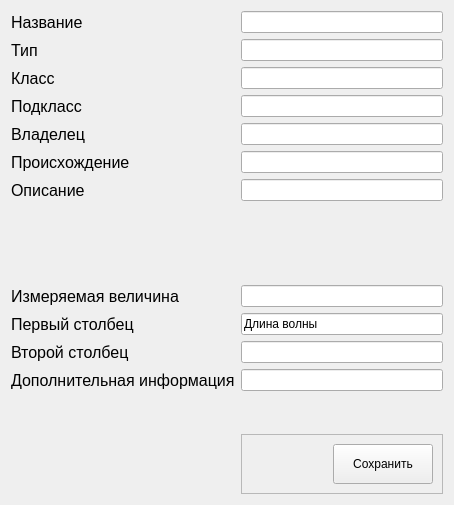
Old version of the form Peleng/SpectralLibPlugin/CreateSpectr.ui in the repository remsens/Peleng.
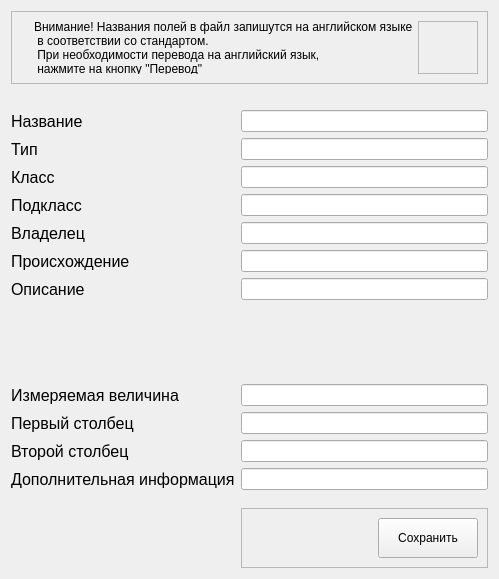
New version of the form. Icons and pictures are not drawn.

Commit message: Добавлено приведение к одному формату спектральных библиотек. Осуществлена возможность перевода названий полей

Patch:
```diff
--- a/Peleng/SpectralLibPlugin/CreateSpectr.ui
+++ b/Peleng/SpectralLibPlugin/CreateSpectr.ui
@@ -6,8 +6,8 @@
    <rect>
     <x>0</x>
     <y>0</y>
-    <width>454</width>
-    <height>505</height>
+    <width>499</width>
+    <height>560</height>
    </rect>
   </property>
   <property name="windowTitle">
@@ -21,7 +21,121 @@
    <enum>Qt::LeftToRight</enum>
   </property>
   <layout class="QFormLayout" name="formLayout">
-   <item row="0" column="0">
+   <item row="0" column="0" colspan="2">
+    <widget class="QFrame" name="frame_2">
+     <property name="minimumSize">
+      <size>
+       <width>60</width>
+       <height>73</height>
+      </size>
+     </property>
+     <property name="frameShape">
+      <enum>QFrame::StyledPanel</enum>
+     </property>
+     <property name="frameShadow">
+      <enum>QFrame::Raised</enum>
+     </property>
+     <layout class="QHBoxLayout" name="horizontalLayout_2">
+      <item>
+       <widget class="QLabel" name="label_4">
+        <property name="maximumSize">
+         <size>
+          <width>42</width>
+          <height>42</height>
+         </size>
+        </property>
+        <property name="text">
+         <string/>
+        </property>
+        <property name="pixmap">
+         <pixmap resource="resources.qrc">:/pic/icons/attantion.png</pixmap>
+        </property>
+        <property name="scaledContents">
+         <bool>true</bool>
+        </property>
+       </widget>
+      </item>
+      <item>
+       <widget class="QLabel" name="label">
+        <property name="minimumSize">
+         <size>
+          <width>0</width>
+          <height>0</height>
+         </size>
+        </property>
+        <property name="text">
+         <string>Внимание! Названия полей в файл запишутся на английском языке,
+ в соответствии со стандартом.
+ При необходимости перевода на английский язык,
+ нажмите на кнопку &quot;Перевод&quot;</string>
+        </property>
+       </widget>
+      </item>
+      <item>
+       <widget class="QFrame" name="frame_3">
+        <property name="frameShape">
+         <enum>QFrame::StyledPanel</enum>
+        </property>
+        <property name="frameShadow">
+         <enum>QFrame::Raised</enum>
+        </property>
+        <layout class="QHBoxLayout" name="horizontalLayout_3">
+         <item>
+          <spacer name="horizontalSpacer_8">
+           <property name="orientation">
+            <enum>Qt::Horizontal</enum>
+           </property>
+           <property name="sizeHint" stdset="0">
+            <size>
+             <width>40</width>
+             <height>20</height>
+            </size>
+           </property>
+          </spacer>
+         </item>
+         <item>
+          <widget class="QPushButton" name="pushButtonTranslate">
+           <property name="toolTip">
+            <string>&lt;html&gt;&lt;head/&gt;&lt;body&gt;&lt;p&gt;Перевод названий полей&lt;/p&gt;&lt;/body&gt;&lt;/html&gt;</string>
+           </property>
+           <property name="text">
+            <string/>
+           </property>
+           <property name="icon">
+            <iconset resource="resources.qrc">
+             <normaloff>:/pic/icons/translate.png</normaloff>:/pic/icons/translate.png</iconset>
+           </property>
+           <property name="iconSize">
+            <size>
+             <width>24</width>
+             <height>24</height>
+            </size>
+           </property>
+           <property name="autoDefault">
+            <bool>false</bool>
+           </property>
+           <property name="default">
+            <bool>false</bool>
+           </property>
+           <property name="flat">
+            <bool>true</bool>
+           </property>
+          </widget>
+         </item>
+        </layout>
+       </widget>
+      </item>
+     </layout>
+    </widget>
+   </item>
+   <item row="1" column="0">
+    <widget class="QLabel" name="label_2">
+     <property name="text">
+      <string/>
+     </property>
+    </widget>
+   </item>
+   <item row="2" column="0">
     <widget class="QLabel" name="label_name">
      <property name="font">
       <font>
@@ -33,10 +147,10 @@
      </property>
     </widget>
    </item>
-   <item row="0" column="1">
+   <item row="2" column="1">
     <widget class="QLineEdit" name="lineEdit_name"/>
    </item>
-   <item row="1" column="0">
+   <item row="3" column="0">
     <widget class="QLabel" name="label_type">
      <property name="font">
       <font>
@@ -48,10 +162,10 @@
      </property>
     </widget>
    </item>
-   <item row="1" column="1">
+   <item row="3" column="1">
     <widget class="QLineEdit" name="lineEdit_type"/>
    </item>
-   <item row="2" column="0">
+   <item row="4" column="0">
     <widget class="QLabel" name="label_class">
      <property name="font">
       <font>
@@ -63,10 +177,10 @@
      </property>
     </widget>
    </item>
-   <item row="2" column="1">
+   <item row="4" column="1">
     <widget class="QLineEdit" name="lineEdit_class"/>
    </item>
-   <item row="3" column="0">
+   <item row="5" column="0">
     <widget class="QLabel" name="label_subclass">
      <property name="font">
       <font>
@@ -78,10 +192,10 @@
      </property>
     </widget>
    </item>
-   <item row="3" column="1">
+   <item row="5" column="1">
     <widget class="QLineEdit" name="lineEdit_subclass"/>
    </item>
-   <item row="4" column="0">
+   <item row="6" column="0">
     <widget class="QLabel" name="label_owner">
      <property name="font">
       <font>
@@ -93,10 +207,10 @@
      </property>
     </widget>
    </item>
-   <item row="4" column="1">
+   <item row="6" column="1">
     <widget class="QLineEdit" name="lineEdit_owner"/>
    </item>
-   <item row="5" column="0">
+   <item row="7" column="0">
     <widget class="QLabel" name="label_origin">
      <property name="font">
       <font>
@@ -108,10 +222,10 @@
      </property>
     </widget>
    </item>
-   <item row="5" column="1">
+   <item row="7" column="1">
     <widget class="QLineEdit" name="lineEdit_origin"/>
    </item>
-   <item row="6" column="0">
+   <item row="8" column="0">
     <widget class="QLabel" name="label_description">
      <property name="font">
       <font>
@@ -123,10 +237,10 @@
      </property>
     </widget>
    </item>
-   <item row="6" column="1">
+   <item row="8" column="1">
     <widget class="QLineEdit" name="lineEdit_description"/>
    </item>
-   <item row="7" column="0">
+   <item row="9" column="0">
     <spacer name="horizontalSpacer">
      <property name="orientation">
       <enum>Qt::Horizontal</enum>
@@ -139,7 +253,7 @@
      </property>
     </spacer>
    </item>
-   <item row="7" column="1">
+   <item row="9" column="1">
     <spacer name="horizontalSpacer_2">
      <property name="orientation">
       <enum>Qt::Horizontal</enum>
@@ -152,7 +266,7 @@
      </property>
     </spacer>
    </item>
-   <item row="8" column="0">
+   <item row="10" column="0">
     <spacer name="horizontalSpacer_3">
      <property name="orientation">
       <enum>Qt::Horizontal</enum>
@@ -165,7 +279,7 @@
      </property>
     </spacer>
    </item>
-   <item row="8" column="1">
+   <item row="10" column="1">
     <spacer name="horizontalSpacer_4">
      <property name="orientation">
       <enum>Qt::Horizontal</enum>
@@ -178,7 +292,7 @@
      </property>
     </spacer>
    </item>
-   <item row="9" column="0">
+   <item row="11" column="0">
     <spacer name="horizontalSpacer_5">
      <property name="orientation">
       <enum>Qt::Horizontal</enum>
@@ -191,7 +305,7 @@
      </property>
     </spacer>
    </item>
-   <item row="9" column="1">
+   <item row="11" column="1">
     <spacer name="horizontalSpacer_6">
      <property name="orientation">
       <enum>Qt::Horizontal</enum>
@@ -204,7 +318,7 @@
      </property>
     </spacer>
    </item>
-   <item row="10" column="0">
+   <item row="12" column="0">
     <widget class="QLabel" name="label_measurements">
      <property name="font">
       <font>
@@ -216,10 +330,10 @@
      </property>
     </widget>
    </item>
-   <item row="10" column="1">
+   <item row="12" column="1">
     <widget class="QLineEdit" name="lineEdit_measurements"/>
    </item>
-   <item row="11" column="0">
+   <item row="13" column="0">
     <widget class="QLabel" name="label_firstColumn">
      <property name="font">
       <font>
@@ -231,14 +345,14 @@
      </property>
     </widget>
    </item>
-   <item row="11" column="1">
+   <item row="13" column="1">
     <widget class="QLineEdit" name="lineEdit_firstColumn">
      <property name="text">
-      <string>Длина волны</string>
+      <string/>
      </property>
     </widget>
    </item>
-   <item row="12" column="0">
+   <item row="14" column="0">
     <widget class="QLabel" name="label_secondColumn">
      <property name="font">
       <font>
@@ -250,10 +364,10 @@
      </property>
     </widget>
    </item>
-   <item row="12" column="1">
+   <item row="14" column="1">
     <widget class="QLineEdit" name="lineEdit_secondColumn"/>
    </item>
-   <item row="13" column="0">
+   <item row="15" column="0">
     <widget class="QLabel" name="label_addInfo">
      <property name="font">
       <font>
@@ -265,23 +379,36 @@
      </property>
     </widget>
    </item>
-   <item row="13" column="1">
+   <item row="15" column="1">
     <widget class="QLineEdit" name="lineEdit_addInfo"/>
    </item>
-   <item row="15" column="0">
-    <spacer name="verticalSpacer">
-     <property name="orientation">
-      <enum>Qt::Vertical</enum>
-     </property>
-     <property name="sizeHint" stdset="0">
-      <size>
-       <width>20</width>
-       <height>40</height>
-      </size>
-     </property>
-    </spacer>
-   </item>
    <item row="16" column="0">
+    <spacer name="verticalSpacer_2">
+     <property name="orientation">
+      <enum>Qt::Vertical</enum>
+     </property>
+     <property name="sizeHint" stdset="0">
+      <size>
+       <width>20</width>
+       <height>40</height>
+      </size>
+     </property>
+    </spacer>
+   </item>
+   <item row="17" column="0">
+    <spacer name="verticalSpacer">
+     <property name="orientation">
+      <enum>Qt::Vertical</enum>
+     </property>
+     <property name="sizeHint" stdset="0">
+      <size>
+       <width>20</width>
+       <height>40</height>
+      </size>
+     </property>
+    </spacer>
+   </item>
+   <item row="18" column="0">
     <spacer name="verticalSpacer_3">
      <property name="orientation">
       <enum>Qt::Vertical</enum>
@@ -294,7 +421,7 @@
      </property>
     </spacer>
    </item>
-   <item row="16" column="1">
+   <item row="18" column="1">
     <widget class="QFrame" name="frame">
      <property name="frameShape">
       <enum>QFrame::StyledPanel</enum>
@@ -345,19 +472,6 @@
      </layout>
     </widget>
    </item>
-   <item row="14" column="0">
-    <spacer name="verticalSpacer_2">
-     <property name="orientation">
-      <enum>Qt::Vertical</enum>
-     </property>
-     <property name="sizeHint" stdset="0">
-      <size>
-       <width>20</width>
-       <height>40</height>
-      </size>
-     </property>
-    </spacer>
-   </item>
   </layout>
  </widget>
  <resources>
```
Left out of the diff: 25 changed lines with no effect on the pictures. The commit also changes 6 other files.
